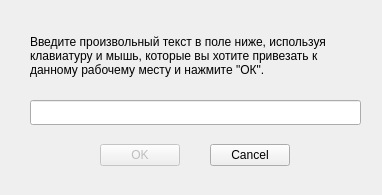
Qt form src/seat_calibration_dialog.ui (marcelo-tavares-ifsp/mst) before a commit.
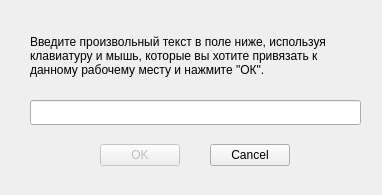
The same form after that commit.

The edit to the form file:
```diff
--- a/src/seat_calibration_dialog.ui
+++ b/src/seat_calibration_dialog.ui
@@ -64,7 +64,7 @@
     </rect>
    </property>
    <property name="text">
-    <string>Введите произвольный текст в поле ниже, используя клавиатуру и мышь, которые вы хотите привезать к данному рабочему месту и нажмите &quot;ОК&quot;.</string>
+    <string>Введите произвольный текст в поле ниже, используя клавиатуру и мышь, которые вы хотите привязать к данному рабочему месту и нажмите &quot;ОК&quot;.</string>
    </property>
    <property name="wordWrap">
     <bool>true</bool>
```
